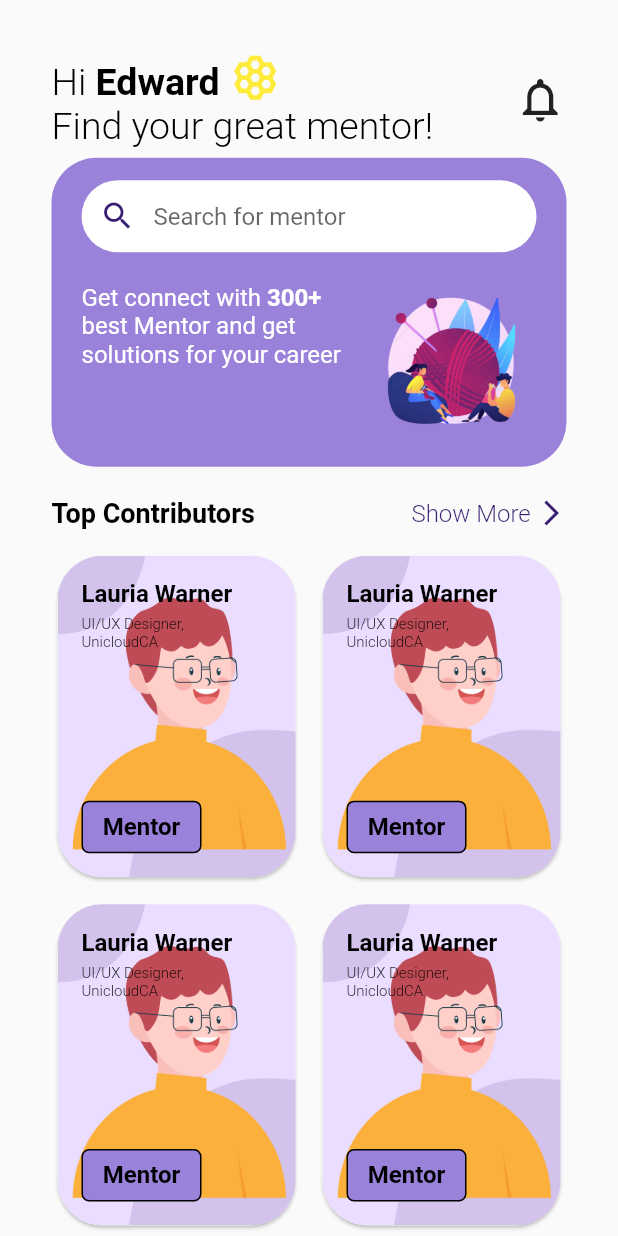
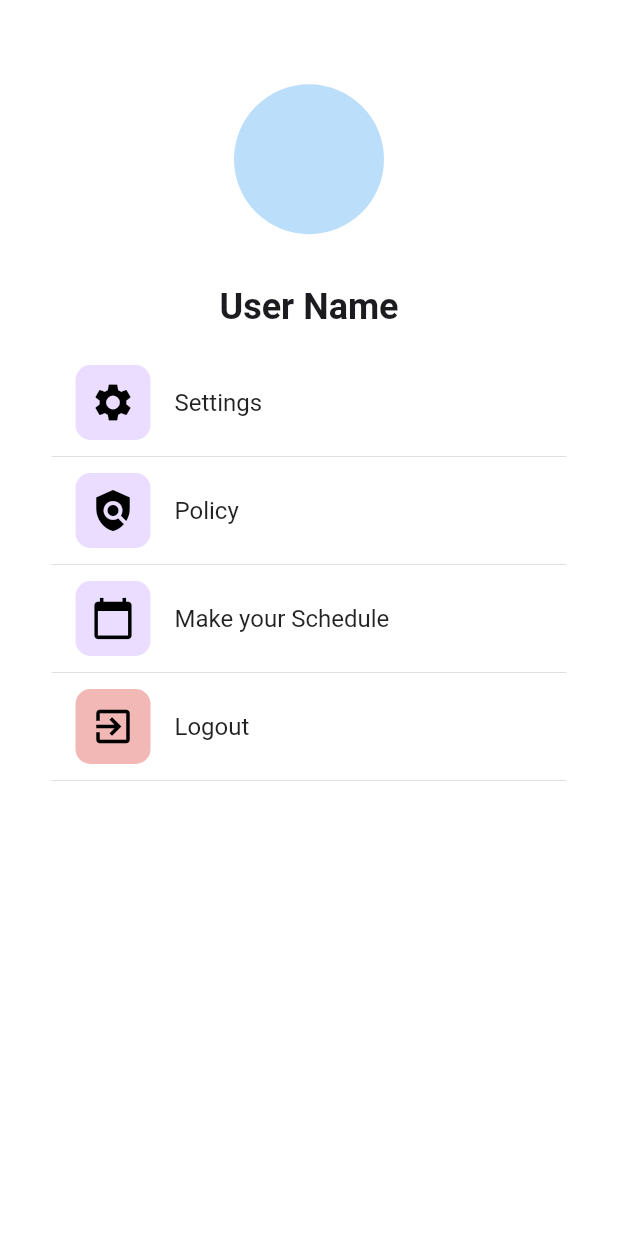
Before and after one commit to thoghoaq/fmentor, a Flutter app: the screen it shows after launch, on a phone screen of 412 x 824 dp. Run offline on Flutter 3.47's test engine with Material 2 defaults, Android fonts, the phone set to English and light mode, and no system bars; our stand-ins replace device_preview, dotted_line, flutter_svg, get; missing offline and left inert: filter_list; project files that could hold a hidden picture were left out.

Commit message:
init 2 new screens

```diff
--- a/lib/main.dart
+++ b/lib/main.dart
@@ -9,10 +9,14 @@ import 'package:mentoo/screens/edit_job.dart';
 import 'package:mentoo/screens/edit_profile.dart';
 import 'package:mentoo/screens/get_started.dart';
 import 'package:mentoo/screens/home_page.dart';
+import 'package:mentoo/screens/make_your_schedule.dart';
+import 'package:mentoo/screens/mentor_profile.dart';
 import 'package:mentoo/screens/profile.dart';
+import 'package:mentoo/screens/settings_page.dart';
 import 'package:mentoo/screens/sign_in.dart';
 import 'package:mentoo/screens/sign_up.dart';
 import 'package:mentoo/theme/colors.dart';
+import 'package:mentoo/widgets/mentor_profile.dart';
 
 // void main() => runApp(
 //       DevicePreview(
@@ -44,8 +48,14 @@ class MyApp extends StatelessWidget {
         // or simply save your changes to "hot reload" in a Flutter IDE).
         // Notice that the counter didn't reset back to zero; the application
         // is not restarted.
-          primaryColor: AppColors.m_background),
-      home: const HomePage(),
+        primaryColor: AppColors.mPrimary,
+        accentColor: AppColors.mDarkPurple,
+        backgroundColor: AppColors.mBackground,
+        textTheme: TextTheme(
+          bodyText1: TextStyle(color: AppColors.mText),
+        ),
+      ),
+      home: SettingsPage(),
     );
   }
 }
--- a/lib/screens/choose_major.dart
+++ b/lib/screens/choose_major.dart
@@ -141,7 +141,7 @@ class ListMajors extends StatelessWidget {
           choiceChipTheme: ChoiceChipThemeData(
             textStyle: AppFonts.bold(14, AppColors.mGray),
             selectedTextStyle: AppFonts.bold(14, AppColors.mGray),
-            selectedBackgroundColor: AppColors.m_background,
+            selectedBackgroundColor: AppColors.mBackground,
             shape: RoundedRectangleBorder(
               borderRadius: BorderRadius.circular(8.0),
               side: BorderSide(color: AppColors.mGrayStroke, width: sqrt1_2),
--- a/lib/screens/get_started.dart
+++ b/lib/screens/get_started.dart
@@ -18,7 +18,7 @@ class _GetStartedState extends State<GetStarted> {
     // ignore: unused_local_variable
     Size screenSize = MediaQuery.of(context).size;
     return Scaffold(
-      backgroundColor: AppColors.m_background,
+      backgroundColor: AppColors.mBackground,
       body: Center(
         child: Stack(
           children: [
--- /dev/null
+++ b/lib/screens/settings_page.dart
@@ -0,0 +1,136 @@
+import 'package:flutter/material.dart';
+import 'package:http/http.dart' as http;
+import 'package:mentoo/theme/colors.dart';
+import 'package:mentoo/theme/fonts.dart';
+import 'dart:convert';
+
+import 'package:mentoo/utils/common.dart';
+
+class SettingsPage extends StatefulWidget {
+  @override
+  _SettingsPageState createState() => _SettingsPageState();
+}
+
+class _SettingsPageState extends State<SettingsPage> {
+  final List<Map<String, dynamic>> settings = [
+    {
+      'title': 'Become a Mentor',
+      'backgroundColor': Colors.accents,
+      'icon': Icons.person,
+      'action': () {}
+    },
+    {
+      'title': 'Settings',
+      'backgroundColor': AppColors.mBackground,
+      'icon': Icons.settings,
+      'action': () {}
+    },
+    {
+      'title': 'Policy',
+      'backgroundColor': AppColors.mBackground,
+      'icon': Icons.policy,
+      'action': () {}
+    },
+    {
+      'title': 'Make your Schedule',
+      'backgroundColor': AppColors.mBackground,
+      'icon': Icons.calendar_today,
+      'action': () {}
+    },
+    {
+      'title': 'Logout',
+      'backgroundColor': AppColors.mLightRed,
+      'icon': Icons.exit_to_app,
+      'action': () {}
+    },
+  ];
+  List<bool> settingsState = [];
+
+  @override
+  void initState() {
+    super.initState();
+    _fetchSettings();
+  }
+
+  _fetchSettings() async {
+    // final response = await http
+    //     .get(Uri.parse('https://fmentor.azurewebsites.net/userpermissions'));
+    // if (response.statusCode == 200) {
+    //   setState(() {
+    //     settingsState = List<bool>.from(json.decode(response.body));
+    //   });
+    // } else {
+    //   throw Exception('Failed to load settings');
+    // }
+    setState(() {
+      settingsState = [false, true, true, true, true];
+    });
+  }
+
+  @override
+  Widget build(BuildContext context) {
+    return Scaffold(
+      backgroundColor: Colors.white,
+      body: Padding(
+        padding: EdgeInsets.only(
+            left: AppCommon.screenWidthUnit(context),
+            right: AppCommon.screenWidthUnit(context),
+            top: AppCommon.screenWidthUnit(context)),
+        child: Column(
+          children: [
+            Container(
+              height: AppCommon.screenHeightUnit(context) * 3,
+              child: Column(
+                mainAxisAlignment: MainAxisAlignment.center,
+                children: [
+                  CircleAvatar(
+                    radius: 50,
+                  ),
+                  SizedBox(height: AppCommon.screenHeightUnit(context) * 0.5),
+                  Text(
+                    'User Name',
+                    style: AppFonts.medium(24, AppColors.mText),
+                  )
+                ],
+              ),
+            ),
+            Expanded(
+              child: Container(
+                color: Colors.white,
+                child: ListView.builder(
+                  itemCount: settingsState.length,
+                  itemBuilder: (context, index) {
+                    if (settingsState[index]) {
+                      return Column(
+                        children: [
+                          ListTile(
+                            title: Text(settings[index]['title']),
+                            leading: Container(
+                              height: 50,
+                              width: 50,
+                              decoration: BoxDecoration(
+                                borderRadius:
+                                    BorderRadius.all(Radius.circular(10)),
+                                color: settings[index]['backgroundColor'],
+                              ),
+                              child: Icon(settings[index]['icon'],
+                                  size: 30, color: Colors.black),
+                              alignment: Alignment.center,
+                            ),
+                          ),
+                          Divider()
+                        ],
+                      );
+                    } else {
+                      return Container();
+                    }
+                  },
+                ),
+              ),
+            ),
+          ],
+        ),
+      ),
+    );
+  }
+}
--- a/lib/theme/colors.dart
+++ b/lib/theme/colors.dart
@@ -3,12 +3,13 @@ import 'package:flutter/material.dart';
 @immutable
 class AppColors {
   // ignore: non_constant_identifier_names
-  static Color m_background = const Color(0xffEADDFF);
-  static Color mText = const Color(0xff1C1B1F);
-  static Color mPrimary = const Color(0xffD0BCFF);
-  static Color mGray = const Color(0xff49454F);
-  static Color mDarkPurple = const Color(0xff381E72);
-  static Color mLightPurple = const Color(0xff9A82DB);
-  static Color mGrayStroke = const Color(0xff79747E);
+  static const mBackground = Color(0xffEADDFF);
+  static const mText = Color(0xff1C1B1F);
+  static const mPrimary = Color(0xffD0BCFF);
+  static const mGray = Color(0xff49454F);
+  static const mDarkPurple = Color(0xff381E72);
+  static const mLightPurple = Color(0xff9A82DB);
+  static const mGrayStroke = Color(0xff79747E);
+  static const mLightRed = Color(0xffF2B8B5);
   const AppColors();
 }
--- a/pubspec.yaml
+++ b/pubspec.yaml
@@ -37,6 +37,7 @@ dependencies:
   get: ^4.6.5
   dotted_line: ^3.1.0
   intl: ^0.17.0
+  http:
 
   # The following adds the Cupertino Icons font to your application.
   # Use with the CupertinoIcons class for iOS style icons.
```
Also changed, not shown: lib/screens/make_your_schedule.dart (added, +378 -0 lines), pubspec.lock. Lines whose indentation alone changed are shown as unchanged.
